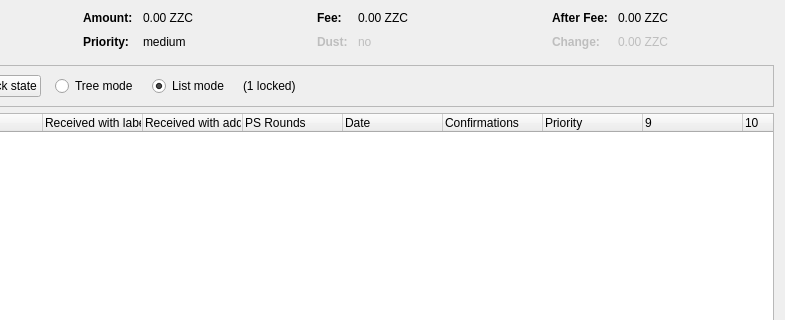
First picture: the form in src/qt/forms/coincontroldialog.ui, repository ZoZoCoin/ZoZo-blockchain, before the edit; both pictures show x 169 to 954 and y 0 to 320 of the 954 by 500 pixel window.
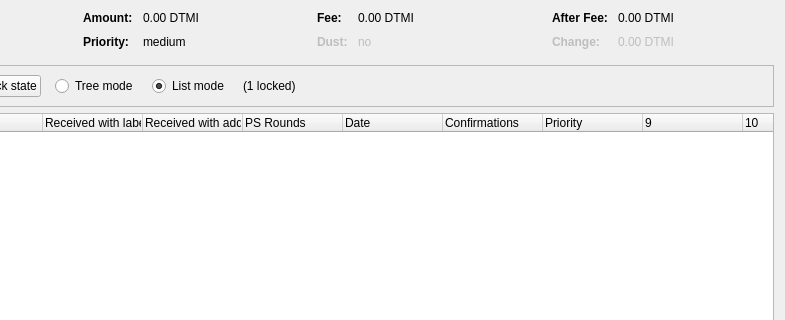
Second picture: the form after the edit. Custom widgets are drawn as their Qt base class.

Patch:
```diff
--- a/src/qt/forms/coincontroldialog.ui
+++ b/src/qt/forms/coincontroldialog.ui
@@ -132,7 +132,7 @@
           <enum>Qt::ActionsContextMenu</enum>
          </property>
          <property name="text">
-          <string notr="true">0.00 ZZC</string>
+          <string notr="true">0.00 DTMI</string>
          </property>
          <property name="textInteractionFlags">
           <set>Qt::LinksAccessibleByMouse|Qt::TextSelectableByKeyboard|Qt::TextSelectableByMouse</set>
@@ -206,7 +206,7 @@
           <enum>Qt::ActionsContextMenu</enum>
          </property>
          <property name="text">
-          <string notr="true">0.00 ZZC</string>
+          <string notr="true">0.00 DTMI</string>
          </property>
          <property name="textInteractionFlags">
           <set>Qt::LinksAccessibleByMouse|Qt::TextSelectableByKeyboard|Qt::TextSelectableByMouse</set>
@@ -286,7 +286,7 @@
           <enum>Qt::ActionsContextMenu</enum>
          </property>
          <property name="text">
-          <string notr="true">0.00 ZZC</string>
+          <string notr="true">0.00 DTMI</string>
          </property>
          <property name="textInteractionFlags">
           <set>Qt::LinksAccessibleByMouse|Qt::TextSelectableByKeyboard|Qt::TextSelectableByMouse</set>
@@ -321,7 +321,7 @@
           <enum>Qt::ActionsContextMenu</enum>
          </property>
          <property name="text">
-          <string notr="true">0.00 ZZC</string>
+          <string notr="true">0.00 DTMI</string>
          </property>
          <property name="textInteractionFlags">
           <set>Qt::LinksAccessibleByMouse|Qt::TextSelectableByKeyboard|Qt::TextSelectableByMouse</set>
```
